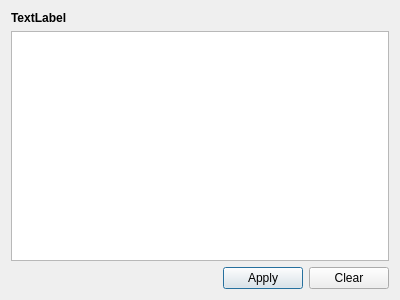
Old version of the form text_field_editor_dialog.ui in the repository IamKornitskiy/UdpPacketGenerator.
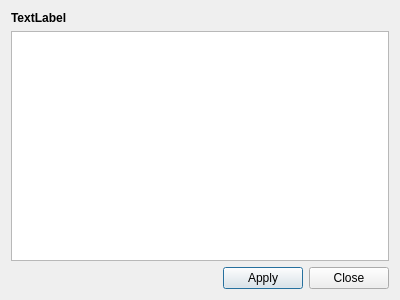
New version of the form.

```diff
--- a/text_field_editor_dialog.ui
+++ b/text_field_editor_dialog.ui
@@ -58,7 +58,7 @@
      <item>
       <widget class="QPushButton" name="clearButton">
        <property name="text">
-        <string>Clear</string>
+        <string>Close</string>
        </property>
       </widget>
      </item>
```
Left out of the diff: 2 changed lines with no effect on the pictures.
